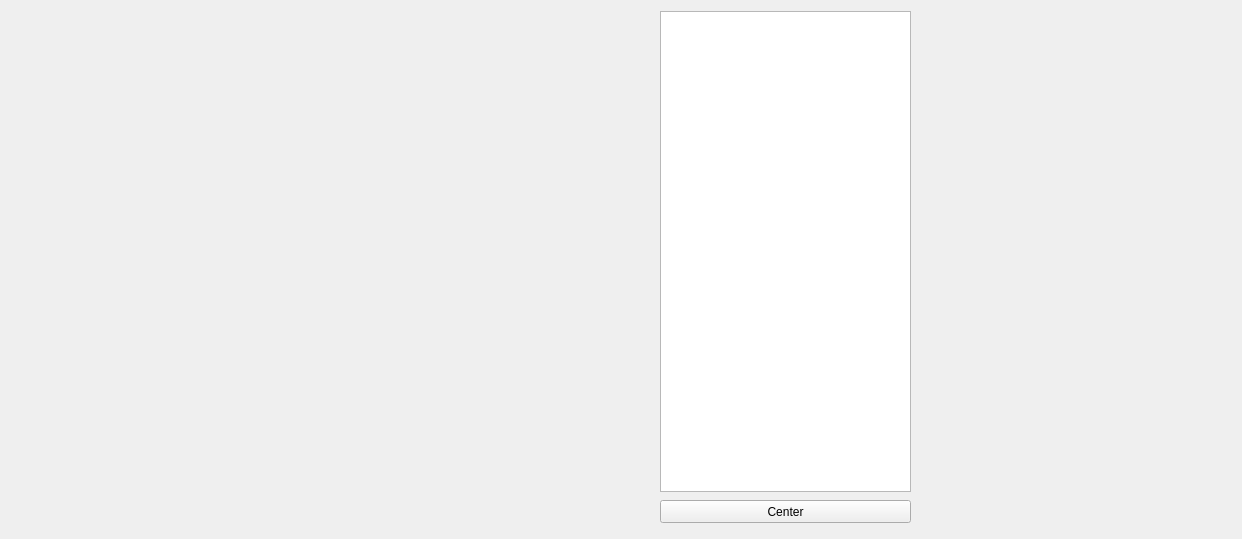
Above: UI/StonksMainWindow.ui from ShinokuS/StonksApp before the change. Below: the same form after it.
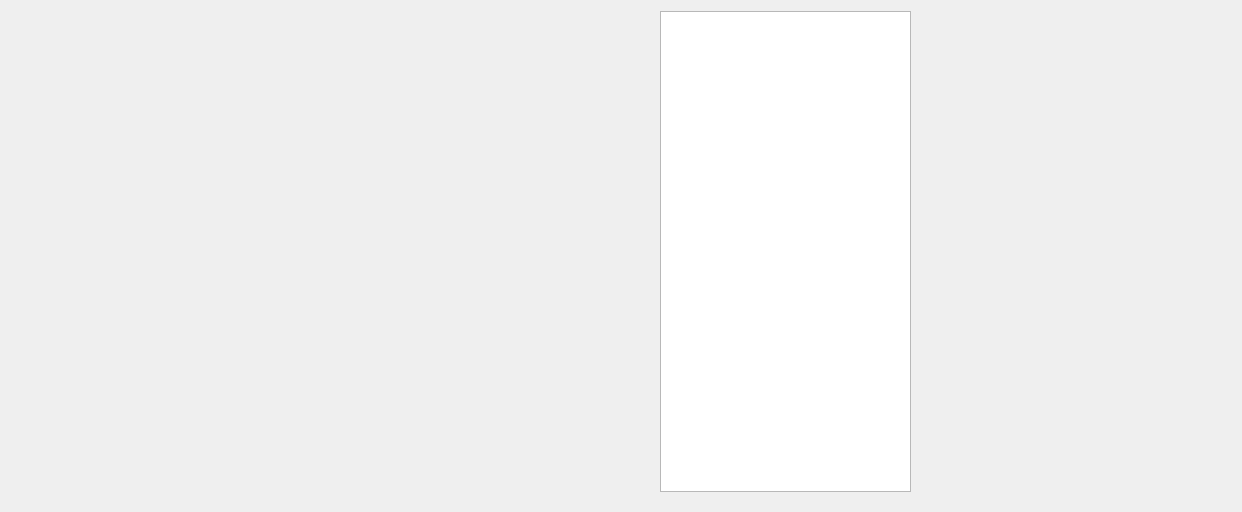
That is the form after the change.

Commit message: убрал кнопку центрирования таблицы

Diff of the .ui file:
```diff
--- a/UI/StonksMainWindow.ui
+++ b/UI/StonksMainWindow.ui
@@ -7,7 +7,7 @@
     <x>0</x>
     <y>0</y>
     <width>1242</width>
-    <height>539</height>
+    <height>512</height>
    </rect>
   </property>
   <property name="windowTitle">
@@ -24,19 +24,6 @@
      </rect>
     </property>
    </widget>
-   <widget class="QPushButton" name="centerButton">
-    <property name="geometry">
-     <rect>
-      <x>660</x>
-      <y>500</y>
-      <width>251</width>
-      <height>23</height>
-     </rect>
-    </property>
-    <property name="text">
-     <string>Center</string>
-    </property>
-   </widget>
    <widget class="QTableView" name="tableView">
     <property name="geometry">
      <rect>
```
The commit also changes 2 other files.
